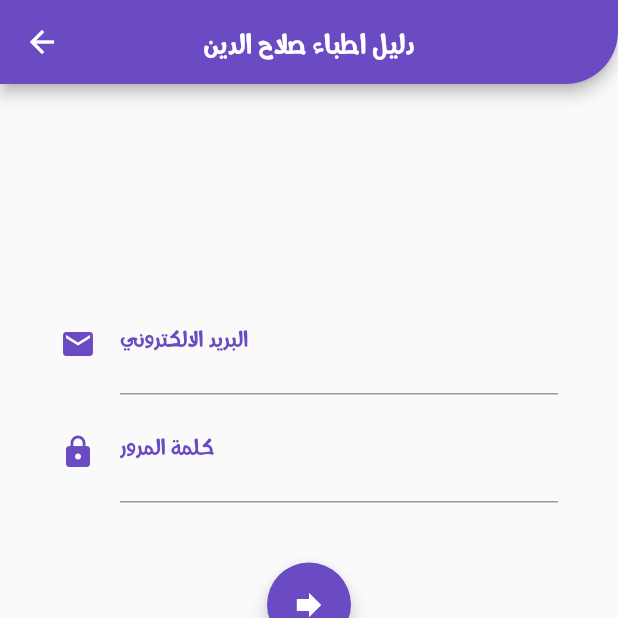
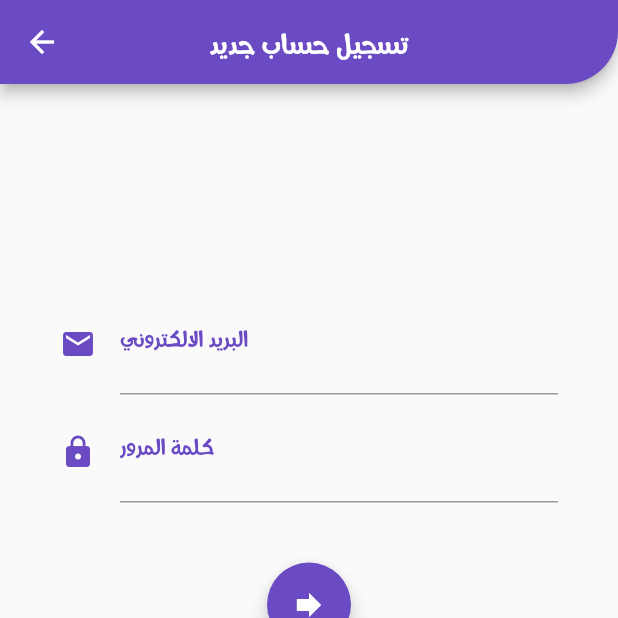
Before and after one commit to mahmodcodeforiraq/doctors_of_salahaldin_flutter, a Flutter app: the RegesterPage screen opened by its route, on a phone screen of 412 x 824 dp, the top half of it. Run offline on Flutter 3.47's test engine with Material 2 defaults, Android fonts, the phone set to English and light mode, and no system bars; our stand-ins replace firebase_auth, firebase_database, firebase_storage, fluttertoast, image_picker, shared_preferences; accounts and stored records are empty.

Commit message:
Update RegesterPage.dart

```diff
--- a/lib/UI_Pages/RegesterPage.dart
+++ b/lib/UI_Pages/RegesterPage.dart
@@ -22,7 +22,7 @@ class StateRegesterPage extends State<RegesterPage> {
           shape: RoundedRectangleBorder(
               borderRadius:
                   new BorderRadius.only(bottomRight: Radius.circular(35))),
-          title: new Text("دليل اطباء صلاح الدين"),
+          title: new Text("تسجيل حساب جديد"),
           centerTitle: true,
           backgroundColor: Color(0xff6A4BC3),
         ),
```
